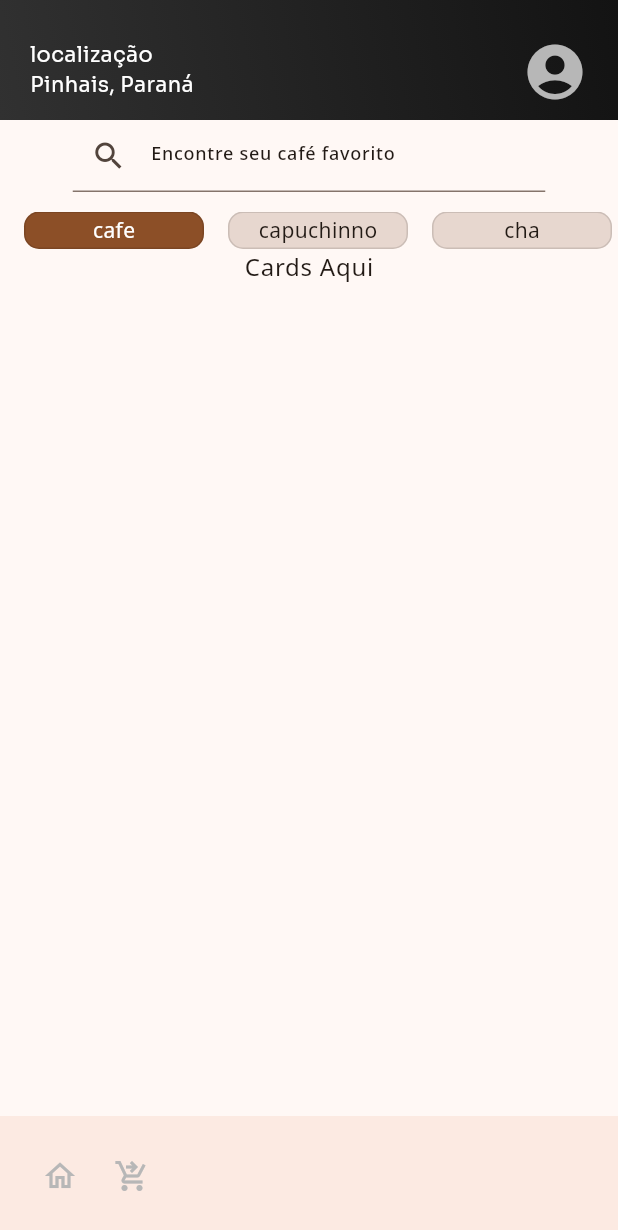
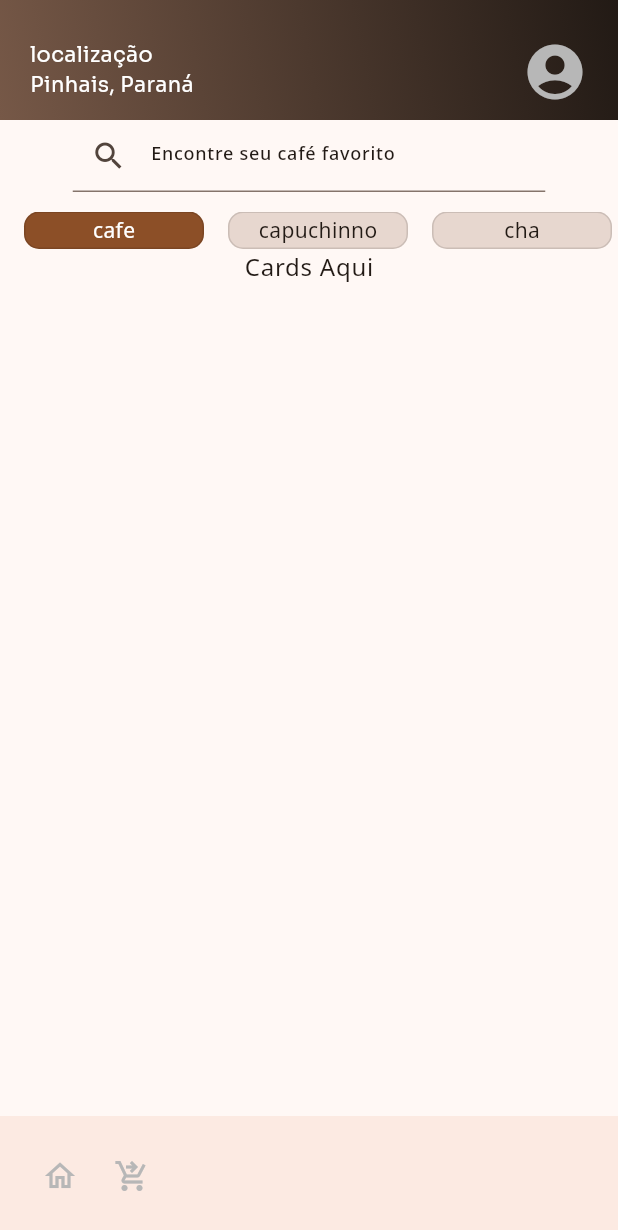
Before and after one commit to andreyrv18/CafePraJa, a Flutter app: the MyHomePage screen opened directly, on a phone screen of 412 x 824 dp. Shown: the top 1230 px of the screen. Run offline on Flutter 3.47's test engine with Material 3 defaults, Android fonts, the phone set to English and light mode, and no system bars; our stand-ins replace google_fonts.

Commit message:
refactor: atualiza a definição das cores do gradiente no AppBarWidget para usar o esquema de cores do tema

```diff
--- a/lib/widgets/app_bar_widget.dart
+++ b/lib/widgets/app_bar_widget.dart
@@ -12,7 +12,11 @@ class AppBarWidget extends StatelessWidget implements PreferredSizeWidget {
       flexibleSpace: Container(
         decoration: BoxDecoration(
           gradient: LinearGradient(
-            colors: [Color(0xFF313131), Color(0xFF131313)],
+            // colors: [Color(0xFF313131), Color(0xFF131313)],
+            colors: [
+              Theme.of(context).colorScheme.secondary,
+              Theme.of(context).colorScheme.onSurface,
+            ],
             begin: Alignment.bottomLeft,
             end: Alignment.topRight,
           ),
```
